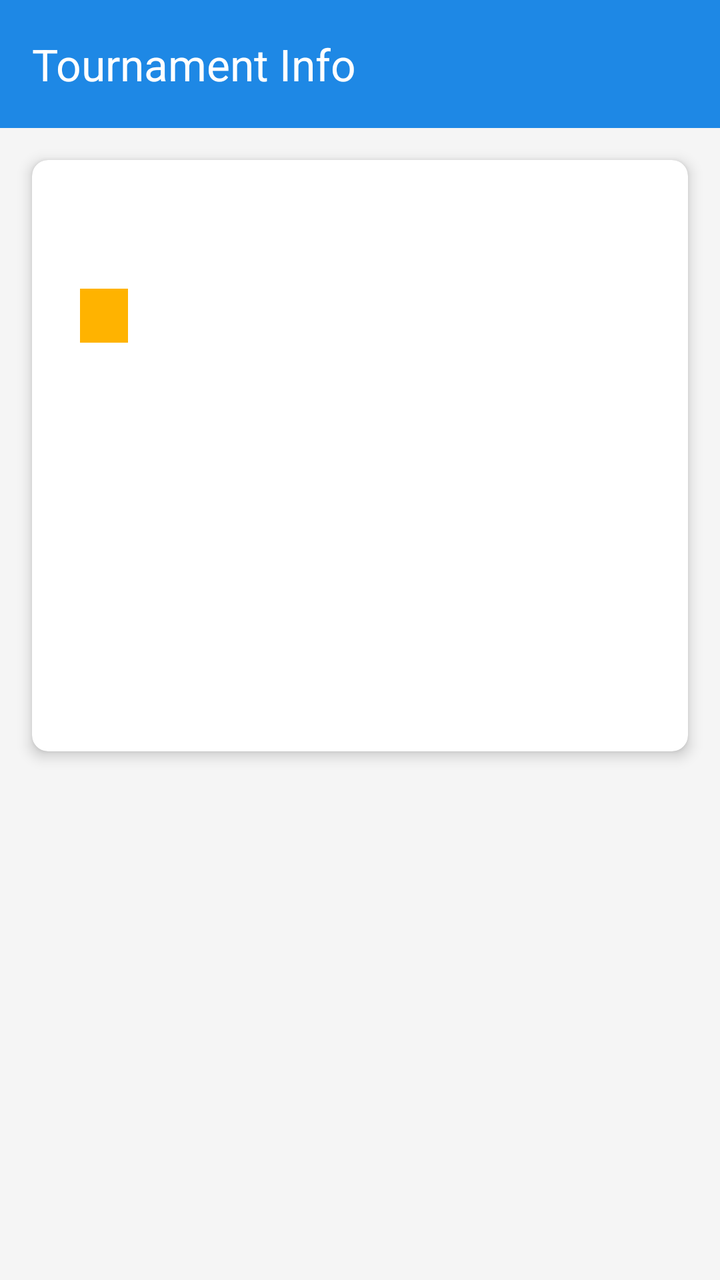
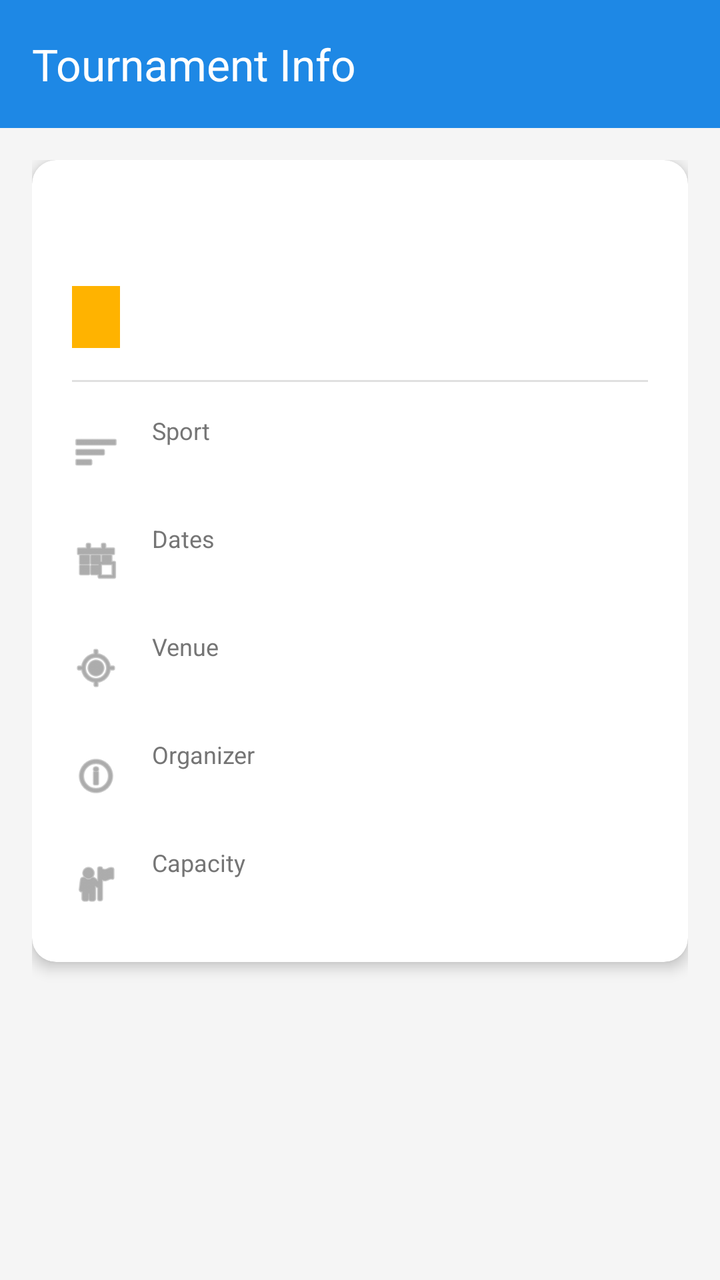

Two renders of the same Android screen: before a commit and after it. Below are the layout's source before the change and the commit's diff.
<!-- AndroidManifest.xml: application theme Theme.SPORTSHUB -->
<!-- res/layout/activity_tournament_detail.xml -->
<?xml version="1.0" encoding="utf-8"?>
<LinearLayout xmlns:android="http://schemas.android.com/apk/res/android"
    xmlns:app="http://schemas.android.com/apk/res-auto"
    android:layout_width="match_parent"
    android:layout_height="match_parent"
    android:orientation="vertical"
    android:background="@color/background">

    <androidx.appcompat.widget.Toolbar
        android:id="@+id/toolbarDetail"
        android:layout_width="match_parent"
        android:layout_height="?attr/actionBarSize"
        android:background="@color/primary"
        android:theme="@style/ThemeOverlay.AppCompat.Dark.ActionBar"
        app:popupTheme="@style/ThemeOverlay.AppCompat.Light"
        app:title="Tournament Info"
        app:titleTextColor="@color/white" />

    <ScrollView
        android:layout_width="match_parent"
        android:layout_height="match_parent">

        <androidx.cardview.widget.CardView
            android:layout_width="match_parent"
            android:layout_height="wrap_content"
            android:layout_margin="16dp"
            app:cardCornerRadius="8dp"
            app:cardElevation="4dp">

            <LinearLayout
                android:layout_width="match_parent"
                android:layout_height="wrap_content"
                android:orientation="vertical"
                android:padding="24dp">

                <TextView
                    android:id="@+id/tvDetName"
                    android:layout_width="match_parent"
                    android:layout_height="wrap_content"
                    android:textColor="@color/primary"
                    android:textSize="24sp"
                    android:textStyle="bold"
                    android:layout_marginBottom="8dp"/>

                <TextView
                    android:id="@+id/tvDetStatus"
                    android:layout_width="wrap_content"
                    android:layout_height="wrap_content"
                    android:background="@color/secondary"
                    android:textColor="@color/white"
                    android:paddingHorizontal="12dp"
                    android:paddingVertical="4dp"
                    android:textSize="14sp"
                    android:textStyle="bold"
                    android:layout_marginBottom="16dp"/>

                <TextView
                    android:id="@+id/tvDetSport"
                    android:layout_width="match_parent"
                    android:layout_height="wrap_content"
                    android:textColor="@color/text_primary"
                    android:textSize="16sp"
                    android:layout_marginBottom="8dp"/>

                <TextView
                    android:id="@+id/tvDetDates"
                    android:layout_width="match_parent"
                    android:layout_height="wrap_content"
                    android:textColor="@color/text_primary"
                    android:textSize="16sp"
                    android:layout_marginBottom="8dp"/>

                <TextView
                    android:id="@+id/tvDetVenue"
                    android:layout_width="match_parent"
                    android:layout_height="wrap_content"
                    android:textColor="@color/text_primary"
                    android:textSize="16sp"
                    android:layout_marginBottom="8dp"/>

                <TextView
                    android:id="@+id/tvDetOrganizer"
                    android:layout_width="match_parent"
                    android:layout_height="wrap_content"
                    android:textColor="@color/text_primary"
                    android:textSize="16sp"
                    android:layout_marginBottom="8dp"/>

                <TextView
                    android:id="@+id/tvDetMaxTeams"
                    android:layout_width="match_parent"
                    android:layout_height="wrap_content"
                    android:textColor="@color/text_primary"
                    android:textSize="16sp"
                    android:layout_marginBottom="24dp"/>

                <Button
                    android:id="@+id/btnRegister"
                    android:layout_width="match_parent"
                    android:layout_height="wrap_content"
                    android:text="Register"
                    android:backgroundTint="@color/primary"
                    android:textColor="@color/white"
                    android:padding="12dp"
                    android:visibility="gone" />

            </LinearLayout>
        </androidx.cardview.widget.CardView>
    </ScrollView>
</LinearLayout>
<!-- resources referenced by this layout -->
<resources>
  <color name="background">#F5F5F5</color>
  <color name="primary">#1E88E5</color>
  <color name="secondary">#FFB300</color>
  <color name="text_primary">#212121</color>
  <color name="white">#FFFFFFFF</color>
  <style name="Theme.SPORTSHUB" parent="Base.Theme.SPORTSHUB" />
  <style name="Base.Theme.SPORTSHUB" parent="Theme.Material3.DayNight.NoActionBar">
          
          
      </style>
</resources>

<!-- the commit's change to res/layout/activity_tournament_detail.xml (unified diff, before → after) -->
@@ -20,91 +20,231 @@
         android:layout_width="match_parent"
         android:layout_height="match_parent">
 
-        <androidx.cardview.widget.CardView
+        <LinearLayout
             android:layout_width="match_parent"
             android:layout_height="wrap_content"
-            android:layout_margin="16dp"
-            app:cardCornerRadius="8dp"
-            app:cardElevation="4dp">
-
-            <LinearLayout
+            android:orientation="vertical"
+            android:padding="16dp">
+
+            <androidx.cardview.widget.CardView
                 android:layout_width="match_parent"
                 android:layout_height="wrap_content"
-                android:orientation="vertical"
-                android:padding="24dp">
-
-                <TextView
-                    android:id="@+id/tvDetName"
+                android:layout_marginBottom="24dp"
+                app:cardCornerRadius="12dp"
+                app:cardElevation="4dp">
+
+                <LinearLayout
                     android:layout_width="match_parent"
                     android:layout_height="wrap_content"
-                    android:textColor="@color/primary"
-                    android:textSize="24sp"
-                    android:textStyle="bold"
-                    android:layout_marginBottom="8dp"/>
-
-                <TextView
-                    android:id="@+id/tvDetStatus"
-                    android:layout_width="wrap_content"
-                    android:layout_height="wrap_content"
-                    android:background="@color/secondary"
-                    android:textColor="@color/white"
-                    android:paddingHorizontal="12dp"
-                    android:paddingVertical="4dp"
-                    android:textSize="14sp"
-                    android:textStyle="bold"
-                    android:layout_marginBottom="16dp"/>
-
-                <TextView
-                    android:id="@+id/tvDetSport"
-                    android:layout_width="match_parent"
-                    android:layout_height="wrap_content"
-                    android:textColor="@color/text_primary"
-                    android:textSize="16sp"
-                    android:layout_marginBottom="8dp"/>
-
-                <TextView
-                    android:id="@+id/tvDetDates"
-                    android:layout_width="match_parent"
-                    android:layout_height="wrap_content"
-                    android:textColor="@color/text_primary"
-                    android:textSize="16sp"
-                    android:layout_marginBottom="8dp"/>
-
-                <TextView
-                    android:id="@+id/tvDetVenue"
-                    android:layout_width="match_parent"
-                    android:layout_height="wrap_content"
-                    android:textColor="@color/text_primary"
-                    android:textSize="16sp"
-                    android:layout_marginBottom="8dp"/>
-
-                <TextView
-                    android:id="@+id/tvDetOrganizer"
-                    android:layout_width="match_parent"
-                    android:layout_height="wrap_content"
-                    android:textColor="@color/text_primary"
-                    android:textSize="16sp"
-                    android:layout_marginBottom="8dp"/>
-
-                <TextView
-                    android:id="@+id/tvDetMaxTeams"
-                    android:layout_width="match_parent"
-                    android:layout_height="wrap_content"
-                    android:textColor="@color/text_primary"
-                    android:textSize="16sp"
-                    android:layout_marginBottom="24dp"/>
-
-                <Button
-                    android:id="@+id/btnRegister"
-                    android:layout_width="match_parent"
-                    android:layout_height="wrap_content"
-                    android:text="Register"
-                    android:backgroundTint="@color/primary"
-                    android:textColor="@color/white"
-                    android:padding="12dp"
-                    android:visibility="gone" />
-
-            </LinearLayout>
-        </androidx.cardview.widget.CardView>
+                    android:orientation="vertical"
+                    android:padding="20dp">
+
+                    <TextView
+                        android:id="@+id/tvDetName"
+                        android:layout_width="match_parent"
+                        android:layout_height="wrap_content"
+                        android:textColor="@color/primary_dark"
+                        android:textSize="26sp"
+                        android:textStyle="bold"
+                        android:layout_marginBottom="8dp"/>
+
+                    <TextView
+                        android:id="@+id/tvDetStatus"
+                        android:layout_width="wrap_content"
+                        android:layout_height="wrap_content"
+                        android:background="@color/secondary"
+                        android:textColor="@color/white"
+                        android:paddingHorizontal="12dp"
+                        android:paddingVertical="6dp"
+                        android:textSize="14sp"
+                        android:textStyle="bold"
+                        android:layout_marginBottom="16dp"/>
+
+                    <View
+                        android:layout_width="match_parent"
+                        android:layout_height="1dp"
+                        android:background="#E0E0E0"
+                        android:layout_marginBottom="16dp"/>
+
+                    <LinearLayout
+                        android:layout_width="match_parent"
+                        android:layout_height="wrap_content"
+                        android:orientation="horizontal"
+                        android:gravity="center_vertical"
+                        android:layout_marginBottom="16dp">
+                        <ImageView
+                            android:layout_width="24dp"
+                            android:layout_height="24dp"
+                            android:src="@android:drawable/ic_menu_sort_by_size"
+                            app:tint="@color/text_secondary"
+                            android:layout_marginEnd="16dp"
+                            android:importantForAccessibility="no" />
+                        <LinearLayout
+                            android:layout_width="match_parent"
+                            android:layout_height="wrap_content"
+                            android:orientation="vertical">
+                            <TextView
+                                android:layout_width="wrap_content"
+                                android:layout_height="wrap_content"
+                                android:text="Sport"
+                                android:textSize="12sp"
+                                android:textColor="@color/text_secondary"/>
+                            <TextView
+                                android:id="@+id/tvDetSport"
+                                android:layout_width="match_parent"
+                                android:layout_height="wrap_content"
+                                android:textColor="@color/text_primary"
+                                android:textSize="16sp"
+                                android:textStyle="bold"/>
+                        </LinearLayout>
+                    </LinearLayout>
+
+                    <LinearLayout
+                        android:layout_width="match_parent"
+                        android:layout_height="wrap_content"
+                        android:orientation="horizontal"
+                        android:gravity="center_vertical"
+                        android:layout_marginBottom="16dp">
+                        <ImageView
+                            android:layout_width="24dp"
+                            android:layout_height="24dp"
+                            android:src="@android:drawable/ic_menu_today"
+                            app:tint="@color/text_secondary"
+                            android:layout_marginEnd="16dp"
+                            android:importantForAccessibility="no" />
+                        <LinearLayout
+                            android:layout_width="match_parent"
+                            android:layout_height="wrap_content"
+                            android:orientation="vertical">
+                            <TextView
+                                android:layout_width="wrap_content"
+                                android:layout_height="wrap_content"
+                                android:text="Dates"
+                                android:textSize="12sp"
+                                android:textColor="@color/text_secondary"/>
+                            <TextView
+                                android:id="@+id/tvDetDates"
+                                android:layout_width="match_parent"
+                                android:layout_height="wrap_content"
+                                android:textColor="@color/text_primary"
+                                android:textSize="16sp"
+                                android:textStyle="bold"/>
+                        </LinearLayout>
+                    </LinearLayout>
+
+                    <LinearLayout
+                        android:layout_width="match_parent"
+                        android:layout_height="wrap_content"
+                        android:orientation="horizontal"
+                        android:gravity="center_vertical"
+                        android:layout_marginBottom="16dp">
+                        <ImageView
+                            android:layout_width="24dp"
+                            android:layout_height="24dp"
+                            android:src="@android:drawable/ic_menu_mylocation"
+                            app:tint="@color/text_secondary"
+                            android:layout_marginEnd="16dp"
+                            android:importantForAccessibility="no" />
+                        <LinearLayout
+                            android:layout_width="match_parent"
+                            android:layout_height="wrap_content"
+                            android:orientation="vertical">
+                            <TextView
+                                android:layout_width="wrap_content"
+                                android:layout_height="wrap_content"
+                                android:text="Venue"
+                                android:textSize="12sp"
+                                android:textColor="@color/text_secondary"/>
+                            <TextView
+                                android:id="@+id/tvDetVenue"
+                                android:layout_width="match_parent"
+                                android:layout_height="wrap_content"
+                                android:textColor="@color/text_primary"
+                                android:textSize="16sp"
+                                android:textStyle="bold"/>
+                        </LinearLayout>
+                    </LinearLayout>
+
+                    <LinearLayout
+                        android:layout_width="match_parent"
+                        android:layout_height="wrap_content"
+                        android:orientation="horizontal"
+                        android:gravity="center_vertical"
+                        android:layout_marginBottom="16dp">
+                        <ImageView
+                            android:layout_width="24dp"
+                            android:layout_height="24dp"
+                            android:src="@android:drawable/ic_menu_info_details"
+                            app:tint="@color/text_secondary"
+                            android:layout_marginEnd="16dp"
+                            android:importantForAccessibility="no" />
+                        <LinearLayout
+                            android:layout_width="match_parent"
+                            android:layout_height="wrap_content"
+                            android:orientation="vertical">
+                            <TextView
+                                android:layout_width="wrap_content"
+                                android:layout_height="wrap_content"
+                                android:text="Organizer"
+                                android:textSize="12sp"
+                                android:textColor="@color/text_secondary"/>
+                            <TextView
+                                android:id="@+id/tvDetOrganizer"
+                                android:layout_width="match_parent"
+                                android:layout_height="wrap_content"
+                                android:textColor="@color/text_primary"
+                                android:textSize="16sp"
+                                android:textStyle="bold"/>
+                        </LinearLayout>
+                    </LinearLayout>
+
+                    <LinearLayout
+                        android:layout_width="match_parent"
+                        android:layout_height="wrap_content"
+                        android:orientation="horizontal"
+                        android:gravity="center_vertical">
+                        <ImageView
+                            android:layout_width="24dp"
+                            android:layout_height="24dp"
+                            android:src="@android:drawable/ic_menu_myplaces"
+                            app:tint="@color/text_secondary"
+                            android:layout_marginEnd="16dp"
+                            android:importantForAccessibility="no" />
+                        <LinearLayout
+                            android:layout_width="match_parent"
+                            android:layout_height="wrap_content"
+                            android:orientation="vertical">
+                            <TextView
+                                android:layout_width="wrap_content"
+                                android:layout_height="wrap_content"
+                                android:text="Capacity"
+                                android:textSize="12sp"
+                                android:textColor="@color/text_secondary"/>
+                            <TextView
+                                android:id="@+id/tvDetMaxTeams"
+                                android:layout_width="match_parent"
+                                android:layout_height="wrap_content"
+                                android:textColor="@color/text_primary"
+                                android:textSize="16sp"
+                                android:textStyle="bold"/>
+                        </LinearLayout>
+                    </LinearLayout>
+
+                </LinearLayout>
+            </androidx.cardview.widget.CardView>
+
+            <Button
+                android:id="@+id/btnRegister"
+                android:layout_width="match_parent"
+                android:layout_height="wrap_content"
+                android:text="Register"
+                android:backgroundTint="@color/primary"
+                android:textColor="@color/white"
+                android:padding="14dp"
+                android:textSize="16sp"
+                android:textStyle="bold"
+                android:visibility="gone" />
+
+        </LinearLayout>
     </ScrollView>
 </LinearLayout>
<!-- resource entries referenced after the edit -->
@@ -2,8 +2,10 @@
 <resources>
   <color name="background">#F5F5F5</color>
   <color name="primary">#1E88E5</color>
+  <color name="primary_dark">#1565C0</color>
   <color name="secondary">#FFB300</color>
   <color name="text_primary">#212121</color>
+  <color name="text_secondary">#757575</color>
   <color name="white">#FFFFFFFF</color>
   <style name="Theme.SPORTSHUB" parent="Base.Theme.SPORTSHUB" />
   <style name="Base.Theme.SPORTSHUB" parent="Theme.Material3.DayNight.NoActionBar">
